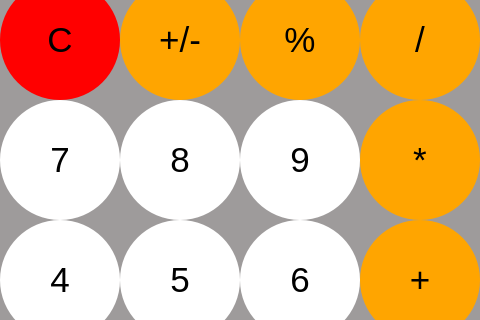
varunborar/Calculator, file mainwindow.ui: the form before one commit; both pictures show x 0 to 480 and y 150 to 470 of the 480 by 730 pixel window.
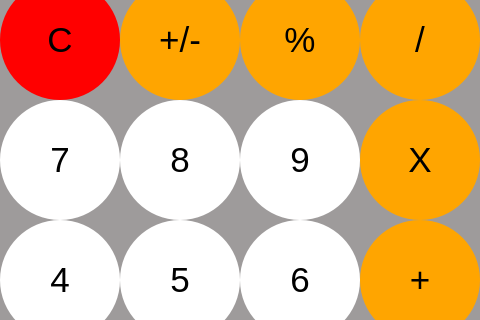
The form after the commit.

The edit to the form file:
```diff
--- a/mainwindow.ui
+++ b/mainwindow.ui
@@ -277,7 +277,7 @@
 </string>
     </property>
     <property name="text">
-     <string>*</string>
+     <string>X</string>
     </property>
    </widget>
    <widget class="QPushButton" name="pushButton_6">
```
